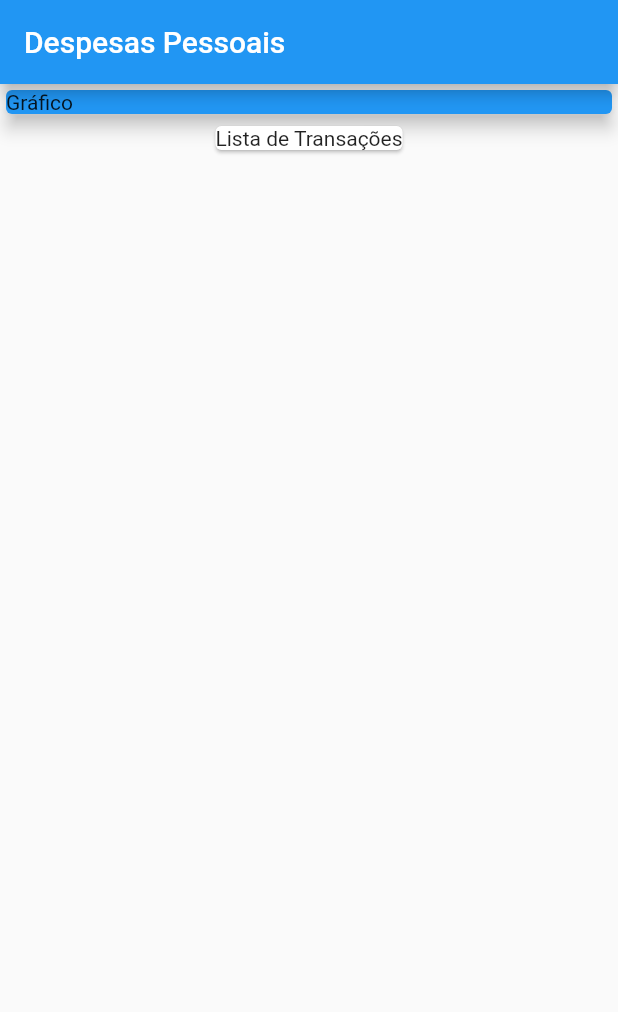
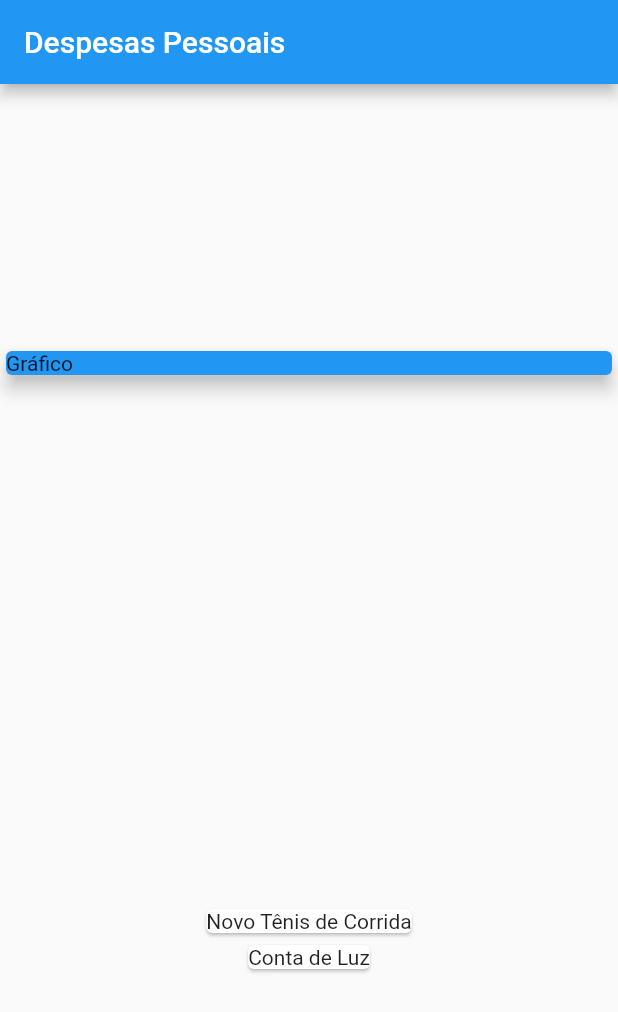
Before and after one commit to v10k/Flutter_Expenses, a Flutter app: the screen it shows after launch, on a phone screen of 412 x 824 dp. Shown: the top 1012 px of the screen. Run offline on Flutter 3.47's test engine with Material 2 defaults, Android fonts, the phone set to English and light mode, and no system bars.

```diff
--- a/04. Construindo App Real - Despesas Pessoais/expenses/lib/main.dart
+++ b/04. Construindo App Real - Despesas Pessoais/expenses/lib/main.dart
@@ -1,3 +1,4 @@
+import 'package:expenses/models/transaction.dart';
 import 'package:flutter/material.dart';
 
 main() => runApp(const ExpensesApp());
@@ -12,23 +13,42 @@ class ExpensesApp extends StatelessWidget {
 }
 
 class MyHomePage extends StatelessWidget {
+  MyHomePage({Key? key}) : super(key: key);
+
+  final _transactions = [
+    Transaction(
+        id: 't1',
+        title: 'Novo Tênis de Corrida',
+        value: 310.76,
+        date: DateTime.now()),
+    Transaction(
+        id: 't2', title: 'Conta de Luz', value: 211.30, date: DateTime.now())
+  ];
+
   @override
   Widget build(BuildContext context) {
     return Scaffold(
       appBar: AppBar(
-        title: Text('Despesas Pessoais'),
+        title: const Text('Despesas Pessoais'),
       ),
-      body: const Column(
+      body: Column(
+        mainAxisAlignment: MainAxisAlignment.spaceAround,
+        crossAxisAlignment: CrossAxisAlignment.stretch,
         children: <Widget>[
-          SizedBox(
-            width: double.infinity,
+          const SizedBox(
             child: Card(
               color: Colors.blue,
               elevation: 5,
               child: Text('Gráfico'),
             ),
           ),
-          Card(child: Text('Lista de Transações'))
+          Column(
+            children: _transactions.map((tr) {
+              return Card(
+                child: Text(tr.title),
+              );
+            }).toList(),
+          )
         ],
       ),
     );
--- /dev/null
+++ b/04. Construindo App Real - Despesas Pessoais/expenses/lib/models/transaction.dart
@@ -0,0 +1,13 @@
+class Transaction {
+  final String id;
+  final String title;
+  final double value;
+  final DateTime date;
+
+  Transaction({
+    required this.id,
+    required this.title,
+    required this.value,
+    required this.date,
+  });
+}
```
